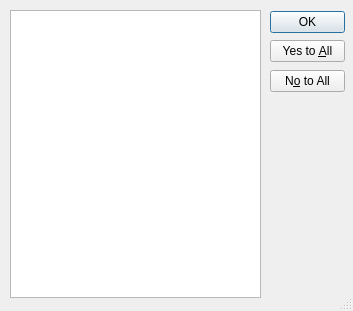
Old version of the form choix_controles.ui in the repository Taoalex542/portage-OGRE-QGIS.
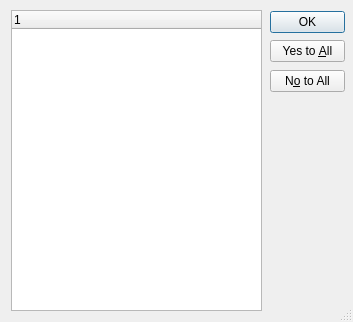
New version of the form.

Commit message: gestion d'arbre de contrôles ajoutée

```diff
--- a/choix_controles.ui
+++ b/choix_controles.ui
@@ -7,7 +7,7 @@
     <x>0</x>
     <y>0</y>
     <width>353</width>
-    <height>311</height>
+    <height>322</height>
    </rect>
   </property>
   <property name="sizePolicy">
@@ -73,66 +73,23 @@
     <set>QDialogButtonBox::NoToAll</set>
    </property>
   </widget>
-  <widget class="QListView" name="listView">
+  <widget class="QTreeWidget" name="treeWidget">
    <property name="geometry">
     <rect>
-     <x>10</x>
+     <x>11</x>
      <y>10</y>
      <width>251</width>
-     <height>288</height>
+     <height>301</height>
     </rect>
    </property>
-   <property name="sizePolicy">
-    <sizepolicy hsizetype="Preferred" vsizetype="Preferred">
-     <horstretch>0</horstretch>
-     <verstretch>0</verstretch>
-    </sizepolicy>
-   </property>
-   <property name="font">
-    <font>
-     <family>MS Shell Dlg 2</family>
-     <pointsize>8</pointsize>
-    </font>
-   </property>
-   <property name="focusPolicy">
-    <enum>Qt::StrongFocus</enum>
-   </property>
-   <property name="autoScrollMargin">
-    <number>16</number>
-   </property>
-   <property name="selectionMode">
-    <enum>QAbstractItemView::NoSelection</enum>
-   </property>
-   <property name="iconSize">
-    <size>
-     <width>20</width>
-     <height>20</height>
-    </size>
-   </property>
-   <property name="movement">
-    <enum>QListView::Free</enum>
-   </property>
-   <property name="resizeMode">
-    <enum>QListView::Fixed</enum>
-   </property>
-   <property name="spacing">
-    <number>0</number>
-   </property>
-   <property name="gridSize">
-    <size>
-     <width>23</width>
-     <height>23</height>
-    </size>
-   </property>
-   <property name="modelColumn">
-    <number>0</number>
-   </property>
-   <property name="uniformItemSizes">
+   <property name="rootIsDecorated">
     <bool>true</bool>
    </property>
-   <property name="wordWrap">
-    <bool>true</bool>
-   </property>
+   <column>
+    <property name="text">
+     <string notr="true">1</string>
+    </property>
+   </column>
   </widget>
  </widget>
  <resources/>
```
The commit also changes 1 other file.
